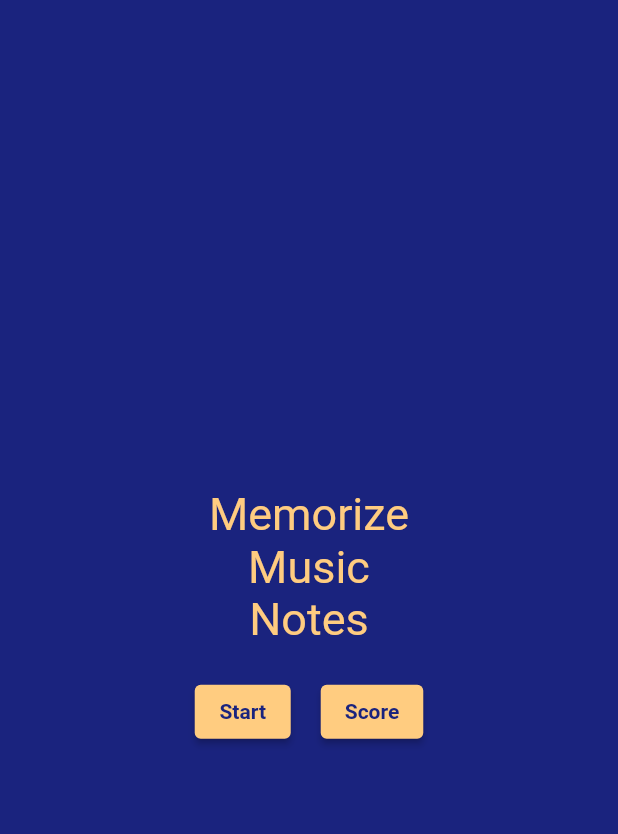
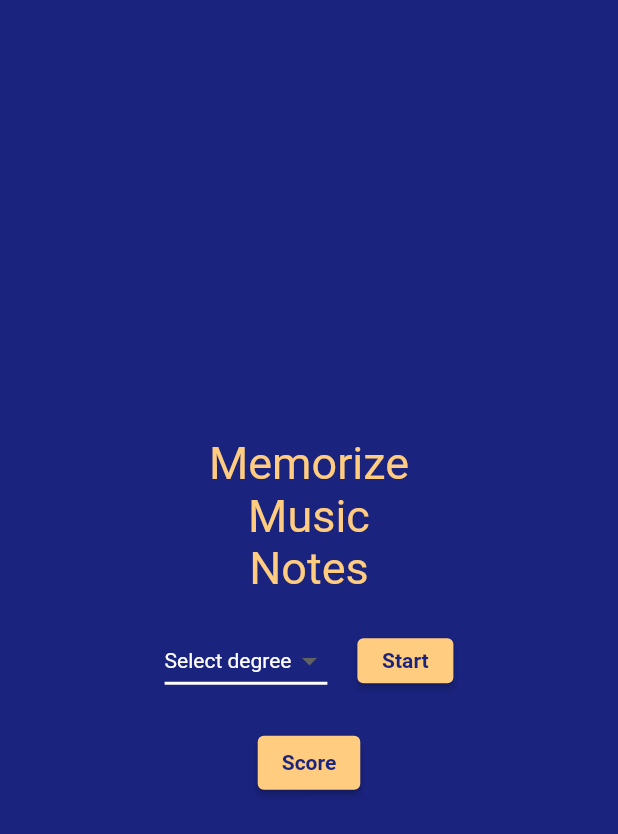
Before and after one commit to tayack/memorize_music_notes, a Flutter app: the screen it shows after launch, on a phone screen of 412 x 824 dp. Shown: the top 834 px of the screen. Run offline on Flutter 3.47's test engine with Material 2 defaults, Android fonts, the phone set to English and light mode, and no system bars; our stand-ins replace flutter_dotenv, google_mobile_ads.

Commit message:
update main UI

```diff
--- a/lib/config/config.dart
+++ b/lib/config/config.dart
@@ -10,6 +10,7 @@ class SettingConfig {
   static Color? thirdColor = Colors.grey;
   static Color? forthColor = Colors.white;
   static double commonHeight = 100;
+  static double titleButtonHeight = 30;
   static double titleFontSize = 30;
   static double largeFontSize = 30;
   static String pageNameSelectQuestions = "Select Question";
--- a/lib/main.dart
+++ b/lib/main.dart
@@ -2,6 +2,7 @@ import 'package:flutter/material.dart';
 import 'package:flutter_dotenv/flutter_dotenv.dart';
 import 'package:memorize_music_notes/config/config.dart';
 import 'package:memorize_music_notes/pages/question.dart';
+import 'package:memorize_music_notes/widget/title_text.dart';
 
 Future<void> main() async {
   await dotenv.load(fileName: '.env');
@@ -34,6 +35,7 @@ class MyHomePage extends StatefulWidget {
 }
 
 class _MyHomePageState extends State<MyHomePage> {
+  int _selectItem = 1;
   @override
   Widget build(BuildContext context) {
     return Scaffold(
@@ -65,24 +67,9 @@ class _MyHomePageState extends State<MyHomePage> {
         child: Column(
           mainAxisSize: MainAxisSize.min,
           children: [
-            Text(
-              'Memorize',
-              style: TextStyle(
-                  color: SettingConfig.secondColor,
-                  fontSize: SettingConfig.titleFontSize),
-            ),
-            Text(
-              'Music',
-              style: TextStyle(
-                  color: SettingConfig.secondColor,
-                  fontSize: SettingConfig.titleFontSize),
-            ),
-            Text(
-              'Notes',
-              style: TextStyle(
-                  color: SettingConfig.secondColor,
-                  fontSize: SettingConfig.titleFontSize),
-            ),
+            TitleText('Memorize'),
+            TitleText('Music'),
+            TitleText('Notes'),
             SizedBox(
               height: 20,
             ),
@@ -90,7 +77,44 @@ class _MyHomePageState extends State<MyHomePage> {
               child: Row(
                 mainAxisSize: MainAxisSize.min,
                 children: [
-                  ElevatedButton(
+                  DropdownButton(
+                    style: TextStyle(
+                      color: SettingConfig.forthColor,
+                    ),
+                    alignment: Alignment.center,
+                    underline: Container(
+                      height: 2,
+                      color: Colors.white,
+                    ),
+                    dropdownColor: SettingConfig.mainColor,
+                    value: _selectItem,
+                    items: [
+                      DropdownMenuItem(child: Text('Select degree'), value: 1),
+                      DropdownMenuItem(child: Text('m3'), value: 2),
+                      DropdownMenuItem(child: Text('3'), value: 3),
+                      DropdownMenuItem(child: Text('5'), value: 4),
+                      DropdownMenuItem(child: Text('♭7'), value: 5),
+                      DropdownMenuItem(child: Text('7'), value: 6),
+                      DropdownMenuItem(child: Text('♭9'), value: 7),
+                      DropdownMenuItem(child: Text('9'), value: 8),
+                      DropdownMenuItem(child: Text('#9'), value: 9),
+                      DropdownMenuItem(child: Text('11'), value: 10),
+                      DropdownMenuItem(child: Text('#11'), value: 11),
+                      DropdownMenuItem(child: Text('♭13'), value: 12),
+                      DropdownMenuItem(child: Text('13'), value: 13),
+                    ],
+                    onChanged: (value) => {
+                      setState(() {
+                        _selectItem = int.parse(value.toString());
+                      }),
+                    },
+                  ),
+                  SizedBox(
+                    width: 20,
+                  ),
+                  Container(
+                    height: SettingConfig.titleButtonHeight,
+                    child: ElevatedButton(
                       child: const Text('Start'),
                       style: ElevatedButton.styleFrom(
                         textStyle: TextStyle(fontWeight: FontWeight.bold),
@@ -104,8 +128,12 @@ class _MyHomePageState extends State<MyHomePage> {
                                 builder: (context) => QuestionPage()));
                       },
                     ),
+                  ),
+                ],
+              ),
+            ),
             SizedBox(
-                    width: 20,
+              height: 20,
             ),
             ElevatedButton(
               child: const Text('Score'),
@@ -119,9 +147,6 @@ class _MyHomePageState extends State<MyHomePage> {
           ],
         ),
       ),
-          ],
-        ),
-      ),
     );
   }
 }
--- /dev/null
+++ b/lib/widget/title_text.dart
@@ -0,0 +1,17 @@
+import 'package:flutter/widgets.dart';
+import 'package:memorize_music_notes/config/config.dart';
+
+class TitleText extends StatelessWidget {
+  final String value;
+  TitleText(this.value) {}
+
+  @override
+  Widget build(BuildContext context) {
+    return Text(
+      this.value,
+      style: TextStyle(
+          color: SettingConfig.secondColor,
+          fontSize: SettingConfig.titleFontSize),
+    );
+  }
+}
```
Lines whose indentation alone changed are shown as unchanged.
